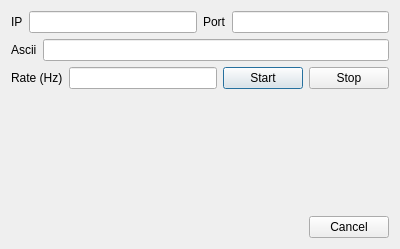
First picture: the form in src/udpflooding.ui, repository dannagle/PacketSender, before the edit.
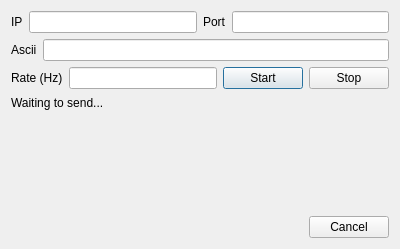
Second picture: the form after the edit.

Commit message: progress on traffic flooding tool

Patch:
```diff
--- a/src/udpflooding.ui
+++ b/src/udpflooding.ui
@@ -92,6 +92,26 @@
      </item>
     </layout>
    </item>
+   <item>
+    <spacer name="verticalSpacer_2">
+     <property name="orientation">
+      <enum>Qt::Vertical</enum>
+     </property>
+     <property name="sizeHint" stdset="0">
+      <size>
+       <width>20</width>
+       <height>9</height>
+      </size>
+     </property>
+    </spacer>
+   </item>
+   <item>
+    <widget class="QLabel" name="label_5">
+     <property name="text">
+      <string>Waiting to send...</string>
+     </property>
+    </widget>
+   </item>
    <item>
     <spacer name="verticalSpacer">
      <property name="orientation">
```
The commit also changes 1 other file.
